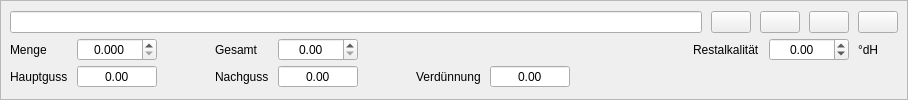
Old version of the form kleiner-brauhelfer/widgets/wdgwasseraufbereitung.ui in the repository kleiner-brauhelfer/kleiner-brauhelfer-2.
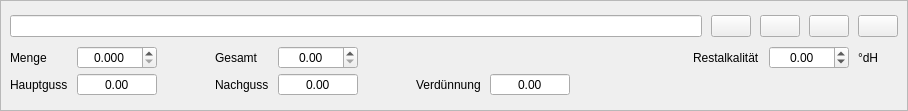
New version of the form. Icons and pictures are not drawn. Custom widgets are drawn as their Qt base class.

Patch:
```diff
--- a/kleiner-brauhelfer/widgets/wdgwasseraufbereitung.ui
+++ b/kleiner-brauhelfer/widgets/wdgwasseraufbereitung.ui
@@ -7,7 +7,7 @@
     <x>0</x>
     <y>0</y>
     <width>908</width>
-    <height>100</height>
+    <height>111</height>
    </rect>
   </property>
   <property name="sizePolicy">
```
Left out of the diff: 2 changed lines with no effect on the pictures.
